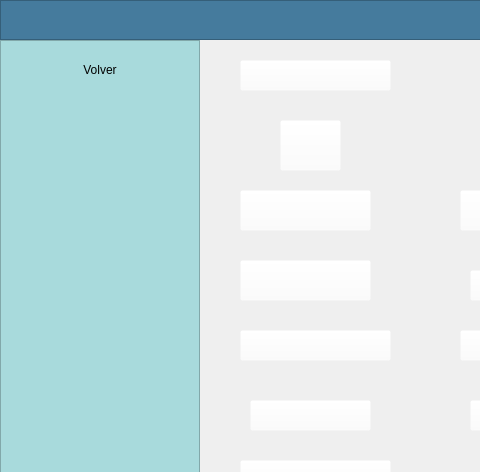
First picture: the form in Prueba/Interfaz_Grafica/h.ui, repository caceroide9/MySQL-vs-NoSQL-Performance, before the edit; both pictures show x 0 to 480 and y 0 to 472 of the 1381 by 836 pixel window.
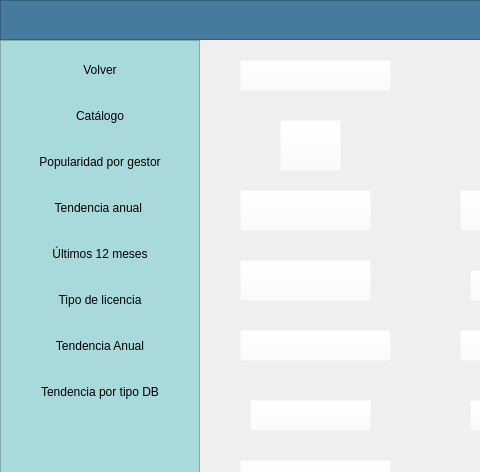
Second picture: the form after the edit. Icons and pictures are not drawn.

Patch:
```diff
--- a/Prueba/Interfaz_Grafica/h.ui
+++ b/Prueba/Interfaz_Grafica/h.ui
@@ -183,6 +183,293 @@
        </property>
       </widget>
      </item>
+     <item>
+      <widget class="QPushButton" name="pushButton_69">
+       <property name="minimumSize">
+        <size>
+         <width>0</width>
+         <height>40</height>
+        </size>
+       </property>
+       <property name="maximumSize">
+        <size>
+         <width>16777215</width>
+         <height>40</height>
+        </size>
+       </property>
+       <property name="styleSheet">
+        <string notr="true">QFrame{
+background-color:#a8dadc;}
+
+QPushButton{
+background-color:#a8dadc;
+border-top-left-radius: 20px;
+border-bottom-left-radius: 20px;
+font: 75 12pt &quot;Arial Narrow&quot;;
+}
+QPushButton:hover{
+background-color:#f1faee;
+border-top-left-radius:20px;
+border-bottom-left-radius:20px;
+font: 75 12pt&quot;Arial Narrow&quot;;
+}
+</string>
+       </property>
+       <property name="text">
+        <string>Catálogo</string>
+       </property>
+       <property name="icon">
+        <iconset>
+         <normaloff>../../../Imagenes/pencil-ruler-solid.svg</normaloff>../../../Imagenes/pencil-ruler-solid.svg</iconset>
+       </property>
+      </widget>
+     </item>
+     <item>
+      <widget class="QPushButton" name="pushButton_70">
+       <property name="minimumSize">
+        <size>
+         <width>0</width>
+         <height>40</height>
+        </size>
+       </property>
+       <property name="maximumSize">
+        <size>
+         <width>16777215</width>
+         <height>40</height>
+        </size>
+       </property>
+       <property name="styleSheet">
+        <string notr="true">QFrame{
+background-color:#a8dadc;}
+
+QPushButton{
+background-color:#a8dadc;
+border-top-left-radius: 20px;
+border-bottom-left-radius: 20px;
+font: 75 12pt &quot;Arial Narrow&quot;;
+}
+QPushButton:hover{
+background-color:#f1faee;
+border-top-left-radius:20px;
+border-bottom-left-radius:20px;
+font: 75 12pt&quot;Arial Narrow&quot;;
+}
+</string>
+       </property>
+       <property name="text">
+        <string>Popularidad por gestor</string>
+       </property>
+       <property name="icon">
+        <iconset>
+         <normaloff>../../../Imagenes/pencil-ruler-solid.svg</normaloff>../../../Imagenes/pencil-ruler-solid.svg</iconset>
+       </property>
+      </widget>
+     </item>
+     <item>
+      <widget class="QPushButton" name="pushButton_71">
+       <property name="minimumSize">
+        <size>
+         <width>0</width>
+         <height>40</height>
+        </size>
+       </property>
+       <property name="maximumSize">
+        <size>
+         <width>16777215</width>
+         <height>40</height>
+        </size>
+       </property>
+       <property name="styleSheet">
+        <string notr="true">QFrame{
+background-color:#a8dadc;}
+
+QPushButton{
+background-color:#a8dadc;
+border-top-left-radius: 20px;
+border-bottom-left-radius: 20px;
+font: 75 12pt &quot;Arial Narrow&quot;;
+}
+QPushButton:hover{
+background-color:#f1faee;
+border-top-left-radius:20px;
+border-bottom-left-radius:20px;
+font: 75 12pt&quot;Arial Narrow&quot;;
+}
+</string>
+       </property>
+       <property name="text">
+        <string>Tendencia anual </string>
+       </property>
+       <property name="icon">
+        <iconset>
+         <normaloff>../../../Imagenes/pencil-ruler-solid.svg</normaloff>../../../Imagenes/pencil-ruler-solid.svg</iconset>
+       </property>
+      </widget>
+     </item>
+     <item>
+      <widget class="QPushButton" name="pushButton_72">
+       <property name="minimumSize">
+        <size>
+         <width>0</width>
+         <height>40</height>
+        </size>
+       </property>
+       <property name="maximumSize">
+        <size>
+         <width>16777215</width>
+         <height>40</height>
+        </size>
+       </property>
+       <property name="styleSheet">
+        <string notr="true">QFrame{
+background-color:#a8dadc;}
+
+QPushButton{
+background-color:#a8dadc;
+border-top-left-radius: 20px;
+border-bottom-left-radius: 20px;
+font: 75 12pt &quot;Arial Narrow&quot;;
+}
+QPushButton:hover{
+background-color:#f1faee;
+border-top-left-radius:20px;
+border-bottom-left-radius:20px;
+font: 75 12pt&quot;Arial Narrow&quot;;
+}
+</string>
+       </property>
+       <property name="text">
+        <string>Últimos 12 meses</string>
+       </property>
+       <property name="icon">
+        <iconset>
+         <normaloff>../../../Imagenes/pencil-ruler-solid.svg</normaloff>../../../Imagenes/pencil-ruler-solid.svg</iconset>
+       </property>
+      </widget>
+     </item>
+     <item>
+      <widget class="QPushButton" name="pushButton_73">
+       <property name="minimumSize">
+        <size>
+         <width>0</width>
+         <height>40</height>
+        </size>
+       </property>
+       <property name="maximumSize">
+        <size>
+         <width>16777215</width>
+         <height>40</height>
+        </size>
+       </property>
+       <property name="styleSheet">
+        <string notr="true">QFrame{
+background-color:#a8dadc;}
+
+QPushButton{
+background-color:#a8dadc;
+border-top-left-radius: 20px;
+border-bottom-left-radius: 20px;
+font: 75 12pt &quot;Arial Narrow&quot;;
+}
+QPushButton:hover{
+background-color:#f1faee;
+border-top-left-radius:20px;
+border-bottom-left-radius:20px;
+font: 75 12pt&quot;Arial Narrow&quot;;
+}
+</string>
+       </property>
+       <property name="text">
+        <string>Tipo de licencia</string>
+       </property>
+       <property name="icon">
+        <iconset>
+         <normaloff>../../../Imagenes/pencil-ruler-solid.svg</normaloff>../../../Imagenes/pencil-ruler-solid.svg</iconset>
+       </property>
+      </widget>
+     </item>
+     <item>
+      <widget class="QPushButton" name="pushButton_74">
+       <property name="minimumSize">
+        <size>
+         <width>0</width>
+         <height>40</height>
+        </size>
+       </property>
+       <property name="maximumSize">
+        <size>
+         <width>16777215</width>
+         <height>40</height>
+        </size>
+       </property>
+       <property name="styleSheet">
+        <string notr="true">QFrame{
+background-color:#a8dadc;}
+
+QPushButton{
+background-color:#a8dadc;
+border-top-left-radius: 20px;
+border-bottom-left-radius: 20px;
+font: 75 12pt &quot;Arial Narrow&quot;;
+}
+QPushButton:hover{
+background-color:#f1faee;
+border-top-left-radius:20px;
+border-bottom-left-radius:20px;
+font: 75 12pt&quot;Arial Narrow&quot;;
+}
+</string>
+       </property>
+       <property name="text">
+        <string>Tendencia Anual</string>
+       </property>
+       <property name="icon">
+        <iconset>
+         <normaloff>../../../Imagenes/pencil-ruler-solid.svg</normaloff>../../../Imagenes/pencil-ruler-solid.svg</iconset>
+       </property>
+      </widget>
+     </item>
+     <item>
+      <widget class="QPushButton" name="pushButton_75">
+       <property name="minimumSize">
+        <size>
+         <width>0</width>
+         <height>40</height>
+        </size>
+       </property>
+       <property name="maximumSize">
+        <size>
+         <width>16777215</width>
+         <height>40</height>
+        </size>
+       </property>
+       <property name="styleSheet">
+        <string notr="true">QFrame{
+background-color:#a8dadc;}
+
+QPushButton{
+background-color:#a8dadc;
+border-top-left-radius: 20px;
+border-bottom-left-radius: 20px;
+font: 75 12pt &quot;Arial Narrow&quot;;
+}
+QPushButton:hover{
+background-color:#f1faee;
+border-top-left-radius:20px;
+border-bottom-left-radius:20px;
+font: 75 12pt&quot;Arial Narrow&quot;;
+}
+</string>
+       </property>
+       <property name="text">
+        <string>Tendencia por tipo DB</string>
+       </property>
+       <property name="icon">
+        <iconset>
+         <normaloff>../../../Imagenes/pencil-ruler-solid.svg</normaloff>../../../Imagenes/pencil-ruler-solid.svg</iconset>
+       </property>
+      </widget>
+     </item>
      <item>
       <spacer name="verticalSpacer">
        <property name="orientation">
```
